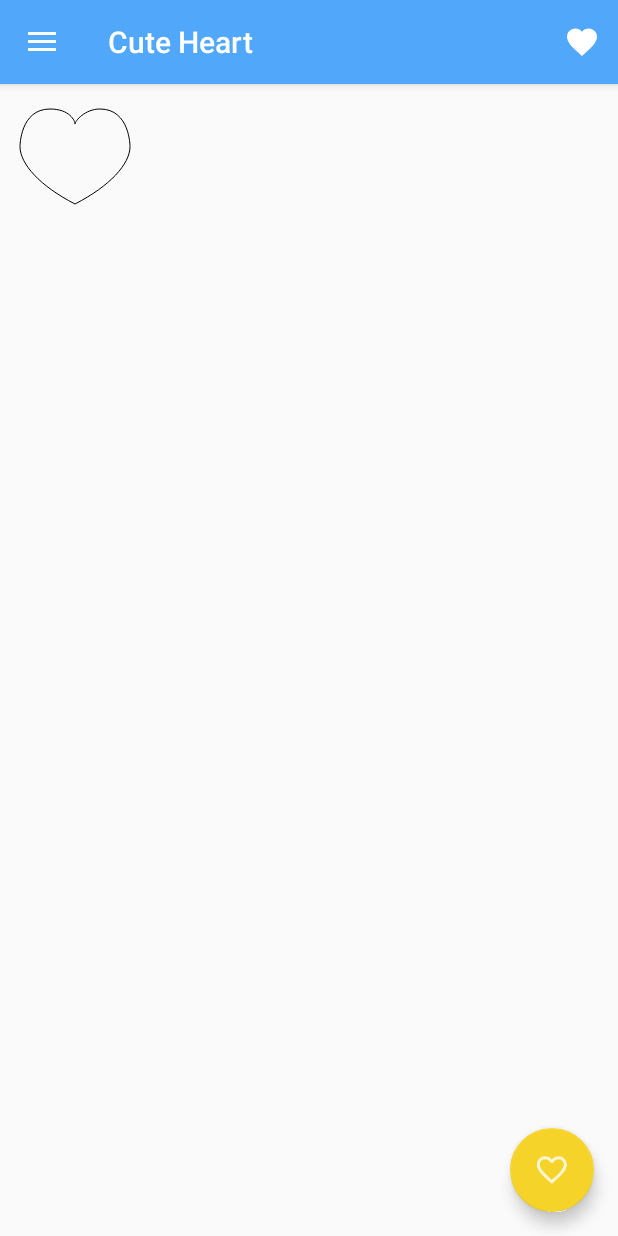
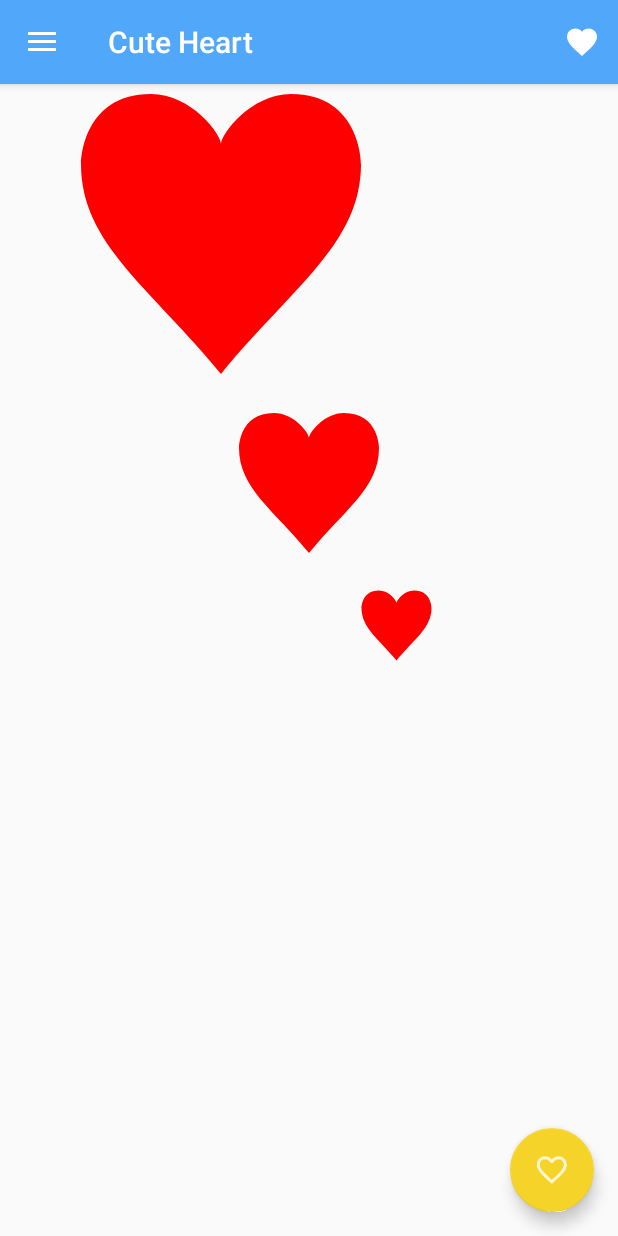
Before and after one commit to chillcoding-at-the-beach/I-love, an Android app: the screen it shows after launch (MainActivity), on a phone screen of 412 x 824 dp. Run offline under Robolectric (Android 15) with nearby library versions, the phone set to English and light mode, and no system bars.

Commit message:
Refactoring adnd drawing beautiful hearts

```diff
--- a/MyCuteHeart/app/src/main/java/com/chillcoding/mycuteheart/view/MyCuteHeart.kt
+++ b/MyCuteHeart/app/src/main/java/com/chillcoding/mycuteheart/view/MyCuteHeart.kt
@@ -2,6 +2,7 @@ package com.chillcoding.mycuteheart.view
 
 import android.content.Context
 import android.graphics.Canvas
+import android.graphics.Color
 import android.graphics.Paint
 import android.graphics.Path
 import android.util.AttributeSet
@@ -13,6 +14,10 @@ import android.view.View
 class MyHeartView : View {
     private var mPaint = Paint()
     private val mHeartPath = Path()
+    private var mSize = 0
+    var x: FloatArray = floatArrayOf(75f, 60f, 40f, 5f, 40f, 110f, 145f, 110f, 90f)
+    var y: FloatArray = floatArrayOf(30f, 25f, 5f, 40f, 80f, 102f, 145f)
+
 
     constructor(context: Context) : super(context) {
         init()
@@ -20,7 +25,8 @@ class MyHeartView : View {
 
     private fun init() {
         mPaint = Paint()
-        mPaint.style = Paint.Style.STROKE
+        mPaint.style = Paint.Style.FILL
+        mPaint.color = Color.RED
     }
 
     constructor(context: Context, attrs: AttributeSet) : super(context, attrs) {
@@ -29,7 +35,21 @@ class MyHeartView : View {
 
     override fun onLayout(changed: Boolean, left: Int, top: Int, right: Int, bottom: Int) {
         super.onLayout(changed, left, top, right, bottom)
+        if (width < height)
+            mSize = width
+        else
+            mSize = height
+
+        calculateHeartCoordinates()
         createGraphicalObject()
+    }
+
+    fun calculateHeartCoordinates() {
+        for (i in x.indices) {
+            x[i] = (mSize * x[i]) / 150
+        }
+        for (i in y.indices)
+            y[i] = (y[i] * mSize) / 150
     }
 
     private fun createGraphicalObject() {
@@ -38,13 +58,13 @@ class MyHeartView : View {
 
     private fun createHeart(): Path? {
         val path = Path()
-        path.moveTo(75F, 40F)
-        path.cubicTo(75F, 37F, 70F, 25F, 50F, 25F)
-        path.cubicTo(20F, 25F, 20F, 62.5F, 20F, 62.5F)
-        path.cubicTo(20F, 80F, 40F, 102F, 75F, 120F);
-        path.cubicTo(110F, 102F, 130F, 80F, 130F, 62.5F)
-        path.cubicTo(130F, 62.5F, 130F, 25F, 100F, 25F)
-        path.cubicTo(85F, 25F, 75F, 37F, 75F, 40F)
+        path.moveTo(x[0], y[0])
+        path.cubicTo(x[0], y[1], x[1], y[2], x[2], y[2])
+        path.cubicTo(x[3], y[2], x[3], y[3], x[3], y[3])
+        path.cubicTo(x[3], y[4], x[4], y[5], x[0], y[6]);
+        path.cubicTo(x[5], y[5], x[6], y[4], x[6], y[3])
+        path.cubicTo(x[6], y[3], x[6], y[2], x[7], y[2])
+        path.cubicTo(x[8], y[2], x[0], y[1], x[0], y[0])
         return path
     }
 
--- a/MyCuteHeart/app/src/main/res/layout/content_main.xml
+++ b/MyCuteHeart/app/src/main/res/layout/content_main.xml
@@ -9,7 +9,35 @@
     tools:showIn="@layout/app_bar_main">
 
     <com.chillcoding.mycuteheart.view.MyHeartView
-        android:layout_width="match_parent"
-        android:layout_height="match_parent" />
+        android:layout_width="@dimen/big_size"
+        android:layout_height="@dimen/big_size"
+        android:id="@+id/myHeartView"
+        app:layout_constraintStart_toStartOf="parent"
+        android:layout_marginStart="8dp"
+        app:layout_constraintEnd_toEndOf="parent"
+        android:layout_marginEnd="8dp"
+        app:layout_constraintTop_toTopOf="parent"
+        app:layout_constraintHorizontal_bias="0.202" />
+    <com.chillcoding.mycuteheart.view.MyHeartView
+        android:layout_width="@dimen/middle_size"
+        android:layout_height="@dimen/middle_size"
+        app:layout_constraintTop_toBottomOf="@+id/myHeartView"
+        android:layout_marginTop="16dp"
+        android:id="@+id/myHeartView2"
+        app:layout_constraintEnd_toEndOf="parent"
+        android:layout_marginEnd="8dp"
+        app:layout_constraintStart_toStartOf="parent"
+        android:layout_marginStart="8dp" />
+    <com.chillcoding.mycuteheart.view.MyHeartView
+        android:layout_width="@dimen/little_size"
+        android:layout_height="@dimen/little_size"
+        android:layout_marginTop="20dp"
+        app:layout_constraintTop_toBottomOf="@+id/myHeartView2"
+        app:layout_constraintEnd_toEndOf="parent"
+        android:layout_marginEnd="8dp"
+        app:layout_constraintStart_toStartOf="parent"
+        android:layout_marginStart="8dp"
+        app:layout_constraintHorizontal_bias="0.669" />
+
 
 </android.support.constraint.ConstraintLayout>
--- a/MyCuteHeart/app/src/main/res/values/dimens.xml
+++ b/MyCuteHeart/app/src/main/res/values/dimens.xml
@@ -5,4 +5,7 @@
     <dimen name="nav_header_vertical_spacing">8dp</dimen>
     <dimen name="nav_header_height">176dp</dimen>
     <dimen name="fab_margin">16dp</dimen>
+    <dimen name="middle_size">100dp</dimen>
+    <dimen name="little_size">50dp</dimen>
+    <dimen name="big_size">200dp</dimen>
 </resources>
```
